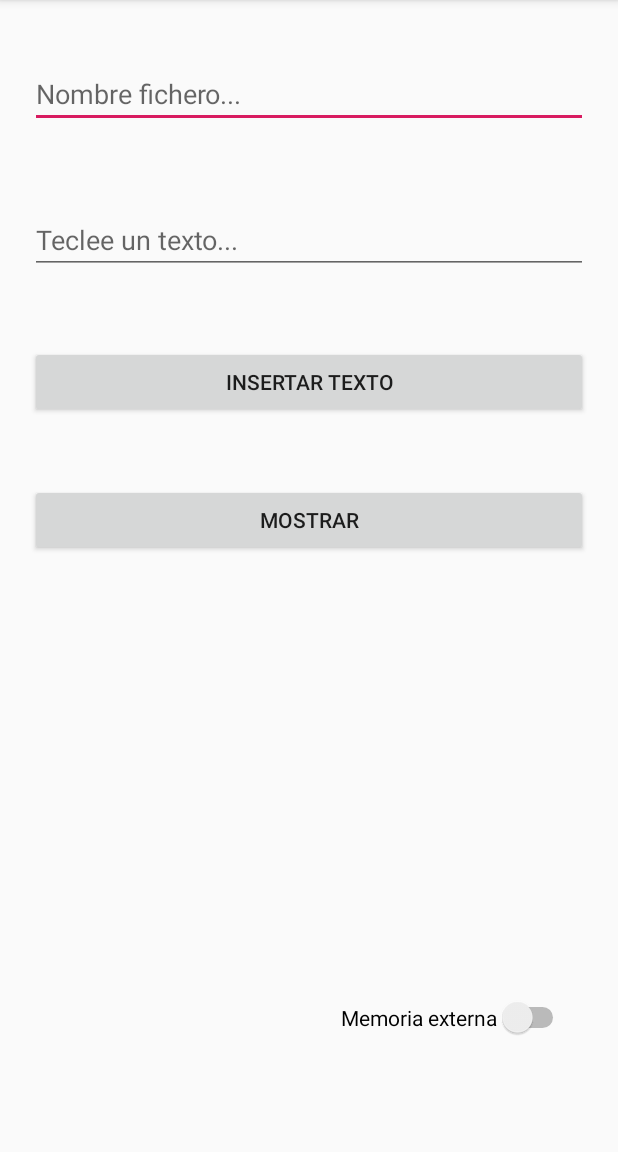
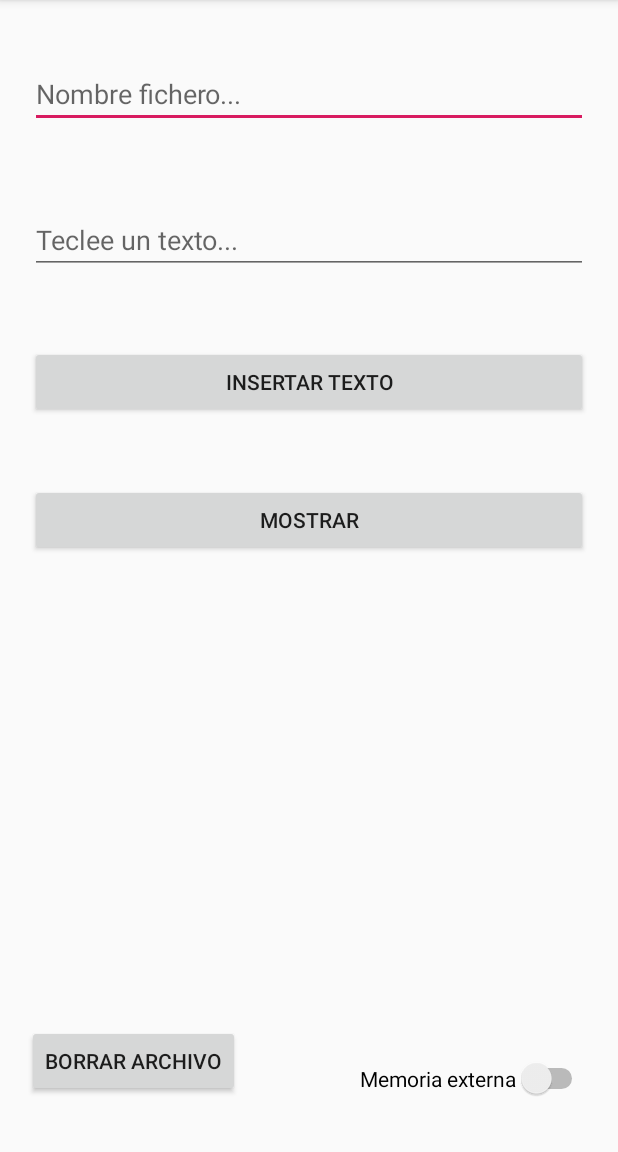
Before and after one commit to cmadrid19/Android_MemoriaInternaDispositivo, an Android app: the screen it shows after launch (MainActivity), on a phone screen of 412 x 824 dp, the part 84-1236 px from its top. Run offline under Robolectric (Android 15) with nearby library versions, the phone set to English and light mode, and no system bars.

Commit message:
segundo commit

```diff
--- a/app/src/main/res/layout/activity_main.xml
+++ b/app/src/main/res/layout/activity_main.xml
@@ -55,26 +55,46 @@
         app:layout_constraintTop_toBottomOf="@+id/insertar"
         tools:layout_editor_absoluteX="0dp"></Button>
 
+
     <TextView
         android:id="@+id/txt_mostrar"
-        android:layout_width="wrap_content"
-        android:layout_height="wrap_content"
+        android:layout_width="0dp"
+        android:layout_height="11dp"
         app:layout_constraintBottom_toBottomOf="parent"
         app:layout_constraintEnd_toEndOf="parent"
+        app:layout_constraintHorizontal_bias="0.0"
         app:layout_constraintStart_toStartOf="parent"
-        app:layout_constraintTop_toBottomOf="@+id/mostrar"></TextView>
-
+        app:layout_constraintTop_toBottomOf="@+id/mostrar"
+        app:layout_constraintVertical_bias="0.242"></TextView>
 
     <Switch
         android:id="@+id/switch_btn"
         android:layout_width="wrap_content"
         android:layout_height="wrap_content"
-        android:layout_marginBottom="76dp"
+        android:layout_marginBottom="32dp"
+        android:onClick="cambiarDireccion"
         android:text="@string/external"
-        android:onClick="cambiarDireccion"
         app:layout_constraintBottom_toBottomOf="parent"
         app:layout_constraintEnd_toEndOf="parent"
-        app:layout_constraintHorizontal_bias="0.874"
-        app:layout_constraintStart_toStartOf="parent"></Switch>
+        app:layout_constraintHorizontal_bias="0.924"
+        app:layout_constraintStart_toStartOf="parent"
+        app:layout_constraintTop_toBottomOf="@+id/mostrar"
+        app:layout_constraintVertical_bias="0.99"></Switch>
+
+    <Button
+        android:id="@+id/btnBorrar"
+        android:layout_width="wrap_content"
+        android:layout_height="wrap_content"
+        android:layout_marginEnd="56dp"
+        android:layout_marginRight="56dp"
+        android:layout_marginBottom="24dp"
+        android:onClick="removeFile"
+        android:text="@string/delete"
+        app:layout_constraintBottom_toBottomOf="parent"
+        app:layout_constraintEnd_toStartOf="@+id/switch_btn"
+        app:layout_constraintHorizontal_bias="0.425"
+        app:layout_constraintStart_toStartOf="parent"
+        app:layout_constraintTop_toBottomOf="@+id/mostrar"
+        app:layout_constraintVertical_bias="0.961"></Button>
 
 </androidx.constraintlayout.widget.ConstraintLayout>
--- a/app/src/main/res/values/strings.xml
+++ b/app/src/main/res/values/strings.xml
@@ -1,4 +1,5 @@
 <resources>
     <string name="app_name">MemoriaInternaDispositivo</string>
     <string name="external">Memoria externa</string>
+    <string name="delete">Borrar archivo</string>
 </resources>
```
Also changed, not shown: app/src/main/java/com/example/memoriainternadispositivo/MainActivity.java (+42 -12 lines).
